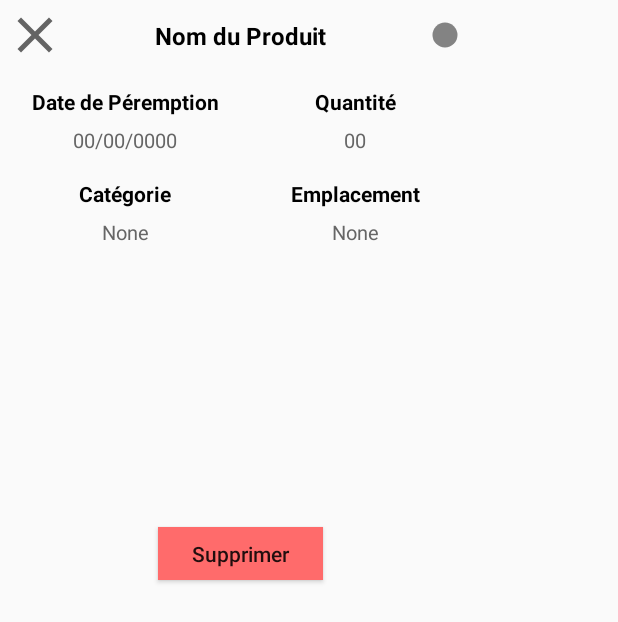
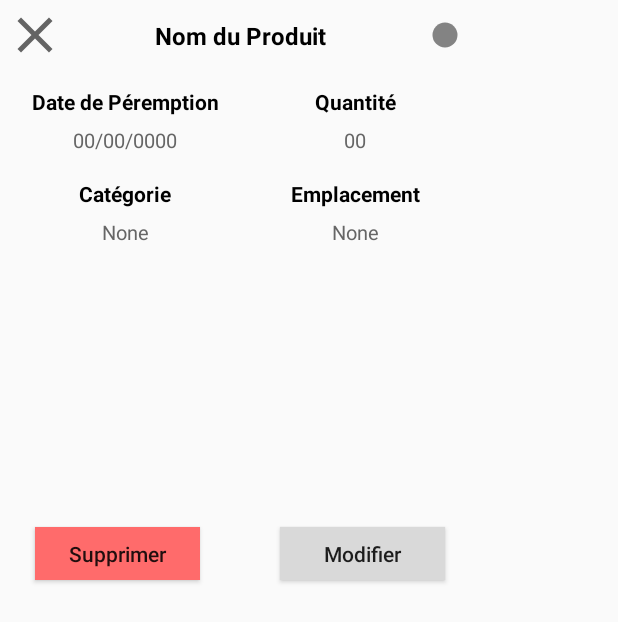
Before and after one commit to miguel-antoons/projet-integration, an Android app: the layout product_popup.xml on its own in the app's theme, with its tools: preview values and no code run, on a phone screen of 412 x 824 dp. Shown: the top 622 px of the screen. Run offline under Robolectric (Android 15) with nearby library versions, the phone set to English and light mode, and no system bars; network calls fail.

Commit message:
ADD : Modify product
A product can now be modified trough the same form which is used for creating a product.
To modify a product, click on a product from the product list to show the pop-up. Then,
click on the modify button.

For further information, please consult : https://trello.com/c/czQVkl30/9-us-02-ajouter-et-supprimer-des-aliments-manuellement

```diff
--- a/androidApp/src/main/java/com/example/smartfridge/android/MainActivity.kt
+++ b/androidApp/src/main/java/com/example/smartfridge/android/MainActivity.kt
@@ -45,10 +45,10 @@ class MainActivity : AppCompatActivity() {
         val queue = Volley.newRequestQueue(this)
         val jsonObjectRequest = JsonArrayRequest(
             Request.Method.GET, url, null,
-            Response.Listener { response ->
+            { response ->
                 val str = response.toString()
                 Log.d("MainActivity", "response: $str")
-            },Response.ErrorListener {
+            }, {
                     error ->
                 Log.d("TAGTest", "error: ${error.message}")
                 Log.d("MainActivity", "Api call failed")
--- a/androidApp/src/main/java/com/example/smartfridge/android/adapter/ProductAdapter.kt
+++ b/androidApp/src/main/java/com/example/smartfridge/android/adapter/ProductAdapter.kt
@@ -11,11 +11,13 @@ import com.example.smartfridge.android.MainActivity
 import com.example.smartfridge.android.ProductModel
 import com.example.smartfridge.android.ProductPopup
 import com.example.smartfridge.android.R
+import com.example.smartfridge.android.fragments.FragmentProduct
 import kotlin.collections.ArrayList
 
 class ProductAdapter(
     private val productList: ArrayList<ProductModel>,
-    val context: MainActivity
+    val context: MainActivity,
+    val productFragment: FragmentProduct
 ) : RecyclerView.Adapter<ProductAdapter.ViewHolder>() {
 
     // contains the different values of each row
@@ -48,7 +50,7 @@ class ProductAdapter(
         // create an interaction on product row click
         holder.productItem.setOnClickListener{
             // show product pop-up on click (cf. '../ProductPopup.kt')
-            ProductPopup(this, currentProduct, position).show()
+            ProductPopup(this, currentProduct, position, productFragment).show()
         }
 
         // set product icon color
--- a/androidApp/src/main/res/layout/product_popup.xml
+++ b/androidApp/src/main/res/layout/product_popup.xml
@@ -155,18 +155,34 @@
 
 
     <!-- Bottom part of the pop-up -->
+    <!-- Delete button -->
     <Button
         android:id="@+id/delete_button"
-        android:layout_width="110dp"
-        android:layout_height="35dp"
-
+        android:layout_width="@dimen/popup_button_width"
+        android:layout_height="@dimen/popup_button_height"
         android:layout_marginBottom="@dimen/default_margin"
+        android:layout_marginLeft="@dimen/button_side_margin"
+        android:layout_marginStart="@dimen/button_side_margin"
         android:background="@color/delete_red"
+        android:gravity="center"
         android:textAllCaps="false"
-        android:gravity="center"
         android:text="@string/delete_button"
         app:layout_constraintBottom_toBottomOf="parent"
-        app:layout_constraintEnd_toEndOf="parent"
         app:layout_constraintStart_toStartOf="parent" />
 
+    <!-- Modify button -->
+    <Button
+        android:id="@+id/modify_button"
+        android:layout_width="@dimen/popup_button_width"
+        android:layout_height="@dimen/popup_button_height"
+        android:layout_marginBottom="@dimen/default_margin"
+        android:layout_marginRight="@dimen/button_side_margin"
+        android:layout_marginEnd="@dimen/button_side_margin"
+        android:background="@color/light_grey"
+        android:gravity="center"
+        android:textAllCaps="false"
+        android:text="@string/modify_button"
+        app:layout_constraintBottom_toBottomOf="parent"
+        app:layout_constraintEnd_toEndOf="parent" />
+
 </androidx.constraintlayout.widget.ConstraintLayout>
--- a/androidApp/src/main/res/values/dimens.xml
+++ b/androidApp/src/main/res/values/dimens.xml
@@ -16,4 +16,7 @@
     <!-- Product pop-up -->
     <dimen name="icon_dimensions">40dp</dimen>
     <dimen name="product_characteristics">160dp</dimen>
+    <dimen name="popup_button_height">35dp</dimen>
+    <dimen name="popup_button_width">110dp</dimen>
+    <dimen name="button_side_margin">20dp</dimen>
 </resources>
--- a/androidApp/src/main/res/values/strings.xml
+++ b/androidApp/src/main/res/values/strings.xml
@@ -39,6 +39,7 @@
     <string name="def_product_location">None</string>
 
     <string name="delete_button">Supprimer</string>
+    <string name="modify_button">Modifier</string>
 
     <!-- TODO: Remove or change this placeholder text -->
     <string name="hello_blank_fragment">Hello blank fragment</string>
@@ -50,6 +51,7 @@
     <string name="btn_return_product">Ajouter un produit</string>
     <string name="btn_date">Choisir Date : </string>
     <string name="btn_add">Ajouter </string>
+    <string name="btn_update">Modifier</string>
 
 
     <!--  TextView  -->
```
Also changed, not shown: androidApp/src/main/java/com/example/smartfridge/android/FormsAddAliments.kt (+104 -23 lines), androidApp/src/main/java/com/example/smartfridge/android/ProductModel.kt (+26 -8 lines), androidApp/src/main/java/com/example/smartfridge/android/ProductPopup.kt (+16 -1 lines), androidApp/src/main/java/com/example/smartfridge/android/ProductRepository.kt (+37 -2 lines), androidApp/src/main/java/com/example/smartfridge/android/fragments/FragmentProduct.kt (+18 -1 lines).
